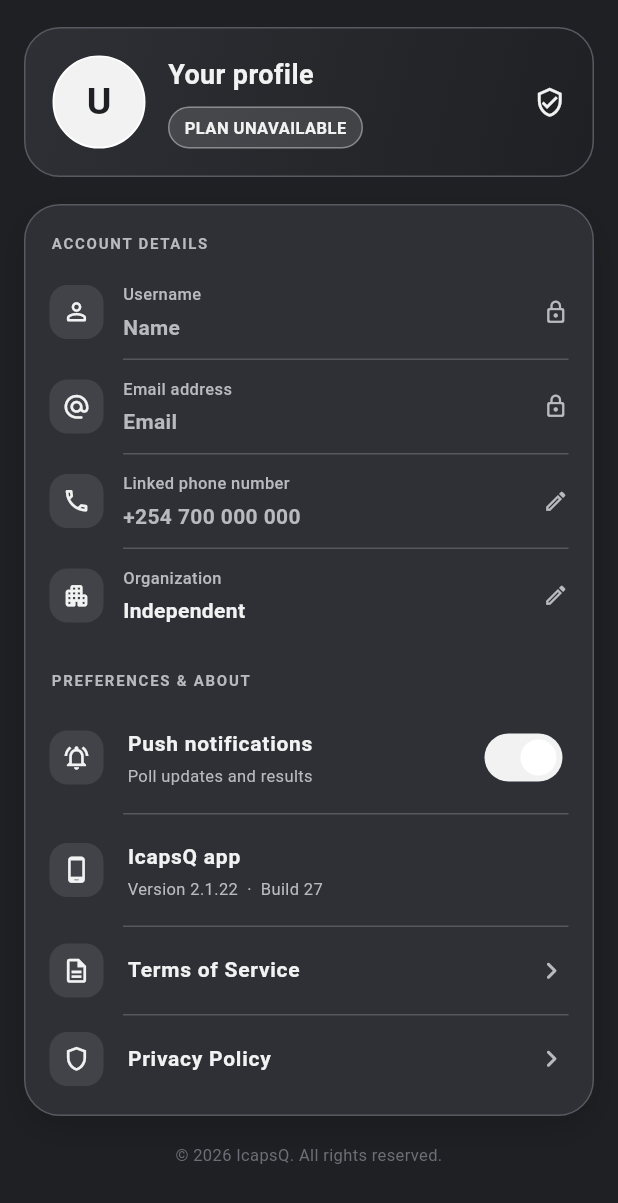
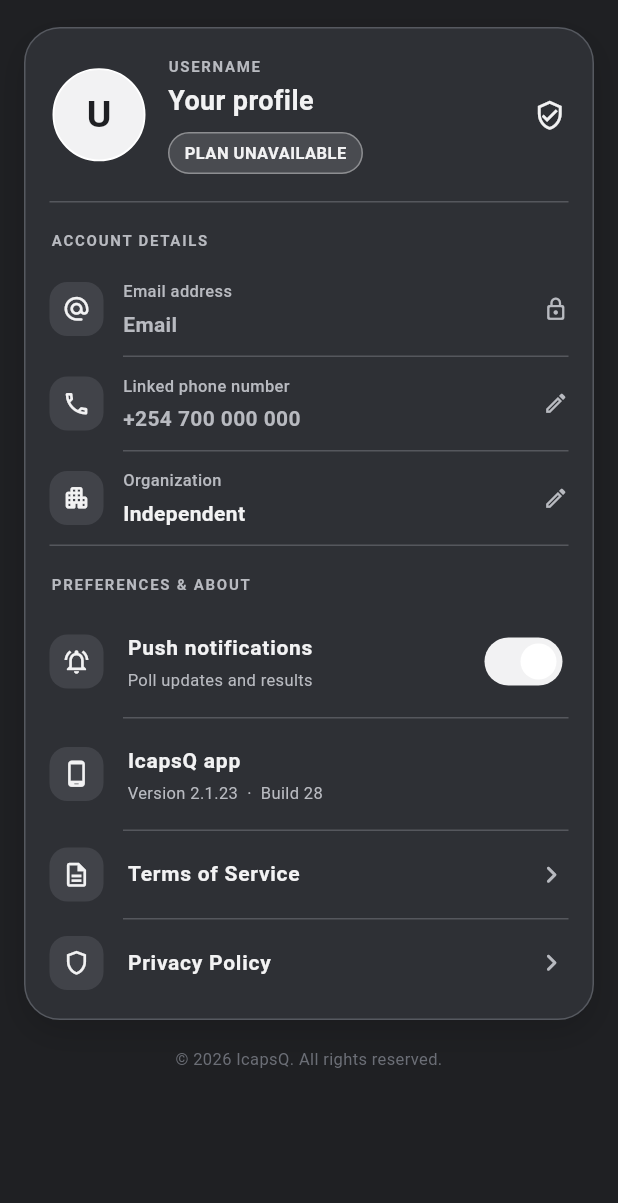
Before and after one commit to MuthamiM/GetItRight, a Flutter app: the ProfileSettingsScreen widget shown alone on an empty page, opened directly with empty values, on a phone screen of 412 x 824 dp. Shown: the top 1203 px of the screen. Run offline on Flutter 3.47's test engine with Material 3 defaults, Android fonts, the phone set to English and light mode, and no system bars; our stand-ins replace flutter_svg, geolocator, share_plus, shared_preferences; accounts and stored records are empty; network calls fail.

Commit message:
Fix client turnout loading and unify profile card

```diff
--- a/mobile/lib/features/profile/presentation/profile_settings_screen.dart
+++ b/mobile/lib/features/profile/presentation/profile_settings_screen.dart
@@ -134,8 +134,6 @@ class ProfileSettingsScreenState extends State<ProfileSettingsScreen> {
             physics: const AlwaysScrollableScrollPhysics(),
             padding: const EdgeInsets.fromLTRB(16, 18, 16, 30),
             children: [
-              _buildProfileHeader(),
-              const SizedBox(height: 18),
               _buildAccountAndSettingsCard(),
               const SizedBox(height: 18),
               const Text(
@@ -155,17 +153,8 @@ class ProfileSettingsScreenState extends State<ProfileSettingsScreen> {
     final initial = name.isEmpty ? 'U' : name.characters.first.toUpperCase();
     final planColor = _planColor(_userPlan);
 
-    return Container(
+    return Padding(
       padding: const EdgeInsets.all(18),
-      decoration: BoxDecoration(
-        gradient: const LinearGradient(
-          begin: Alignment.topLeft,
-          end: Alignment.bottomRight,
-          colors: [AppColors.graphite700, AppColors.graphite900],
-        ),
-        borderRadius: BorderRadius.circular(24),
-        border: Border.all(color: _surfaceBorder),
-      ),
       child: Row(
         children: [
           Container(
@@ -191,6 +180,16 @@ class ProfileSettingsScreenState extends State<ProfileSettingsScreen> {
             child: Column(
               crossAxisAlignment: CrossAxisAlignment.start,
               children: [
+                const Text(
+                  'USERNAME',
+                  style: TextStyle(
+                    color: _secondaryText,
+                    fontSize: 10,
+                    fontWeight: FontWeight.w700,
+                    letterSpacing: 1.1,
+                  ),
+                ),
+                const SizedBox(height: 3),
                 Text(
                   name.isEmpty ? 'Your profile' : name,
                   maxLines: 1,
@@ -269,14 +268,9 @@ class ProfileSettingsScreenState extends State<ProfileSettingsScreen> {
         child: Column(
           crossAxisAlignment: CrossAxisAlignment.start,
           children: [
+            _buildProfileHeader(),
+            _buildCardDivider(),
             _buildSectionHeader('ACCOUNT DETAILS'),
-            _buildAccountRow(
-              icon: Icons.person_outline_rounded,
-              label: 'Username',
-              controller: _nameController,
-              hint: 'Name',
-            ),
-            _buildDivider(),
             _buildAccountRow(
               icon: Icons.alternate_email_rounded,
               label: 'Email address',
@@ -301,6 +295,7 @@ class ProfileSettingsScreenState extends State<ProfileSettingsScreen> {
               preferenceKey: 'gir_user_org',
               hint: 'Independent',
             ),
+            _buildCardDivider(),
             _buildSectionHeader('PREFERENCES & ABOUT'),
             _buildSettingsRow(
               icon: Icons.notifications_active_outlined,
@@ -319,7 +314,7 @@ class ProfileSettingsScreenState extends State<ProfileSettingsScreen> {
             _buildSettingsRow(
               icon: Icons.phone_android_rounded,
               title: 'IcapsQ app',
-              subtitle: 'Version 2.1.22  ·  Build 27',
+              subtitle: 'Version 2.1.23  ·  Build 28',
               trailing: const SizedBox(width: 8),
             ),
             _buildDivider(),
@@ -460,6 +455,11 @@ class ProfileSettingsScreenState extends State<ProfileSettingsScreen> {
         child: Divider(height: 1, color: Color(0xFF55575D)),
       );
 
+  Widget _buildCardDivider() => const Padding(
+        padding: EdgeInsets.symmetric(horizontal: 16),
+        child: Divider(height: 1, color: Color(0xFF55575D)),
+      );
+
   String _planDisplayName(String plan) {
     switch (plan.trim().toLowerCase()) {
       case 'pro':
--- a/mobile/pubspec.yaml
+++ b/mobile/pubspec.yaml
@@ -1,7 +1,7 @@
 name: getitright_mobile
 description: "IcapsQ - Production Survey and Feedback Cross-Platform App"
 publish_to: "none"
-version: 2.1.22+27
+version: 2.1.23+28
 
 environment:
   sdk: ">=3.0.0 <4.0.0"
```
Also changed, not shown: 3 other files.
